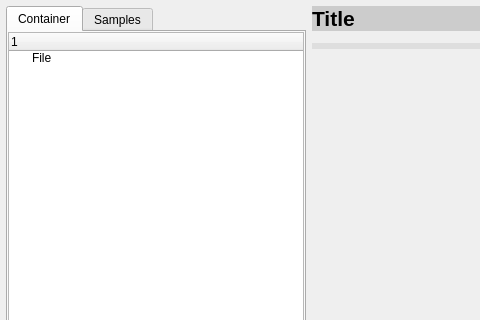
Before: the Qt Designer form mini_analyser/ui/tabcontainer.ui in emericg/MiniVideo, drawn with Qt 5; both pictures show x 0 to 480 and y 0 to 320 of the 986 by 637 pixel window.
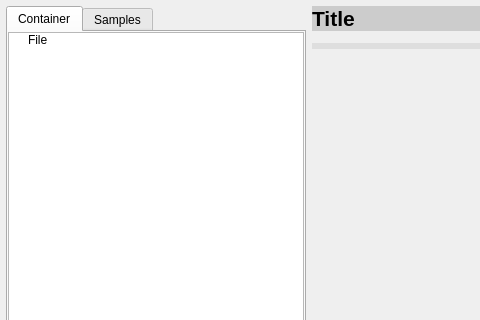
After: the same form once the commit is applied. Custom widgets are drawn as their Qt base class.

Commit message: minianalyser: fix hexadecimal viewer disapearing after closing a video

Patch:
```diff
--- a/mini_analyser/ui/tabcontainer.ui
+++ b/mini_analyser/ui/tabcontainer.ui
@@ -65,6 +65,12 @@
        </property>
        <item row="0" column="0">
         <widget class="QTreeWidget" name="treeWidget">
+         <property name="indentation">
+          <number>16</number>
+         </property>
+         <attribute name="headerVisible">
+          <bool>false</bool>
+         </attribute>
          <column>
           <property name="text">
            <string/>
```
The commit also changes 1 other file.
